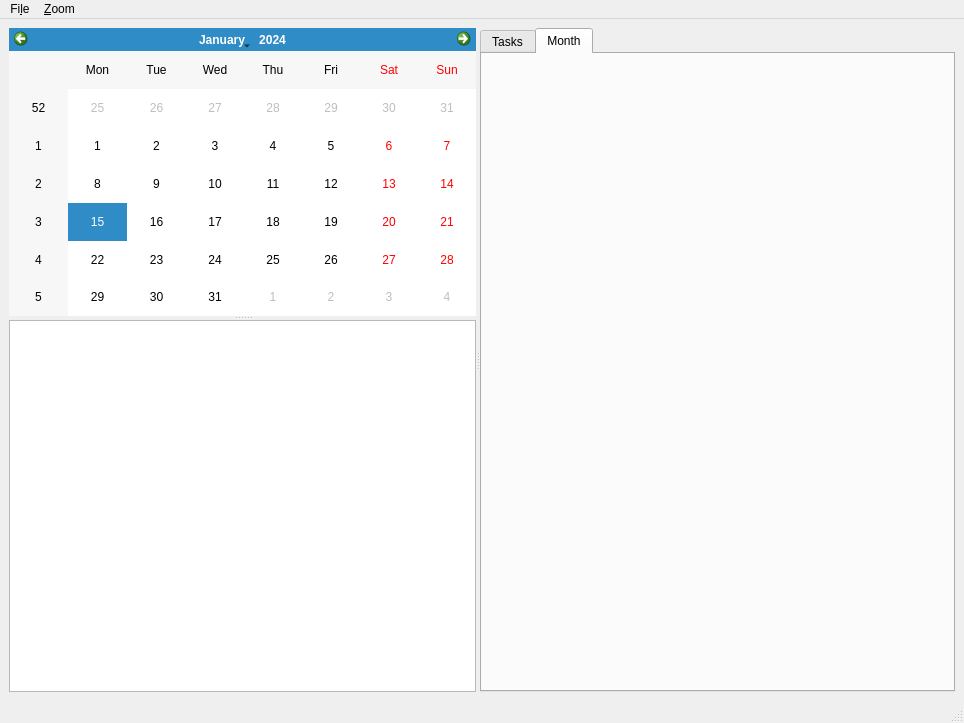
This is src/todocalendar/ui/main_window.ui in anetczuk/hanlendar as Qt 5 draws it before an edit. The edited form follows.
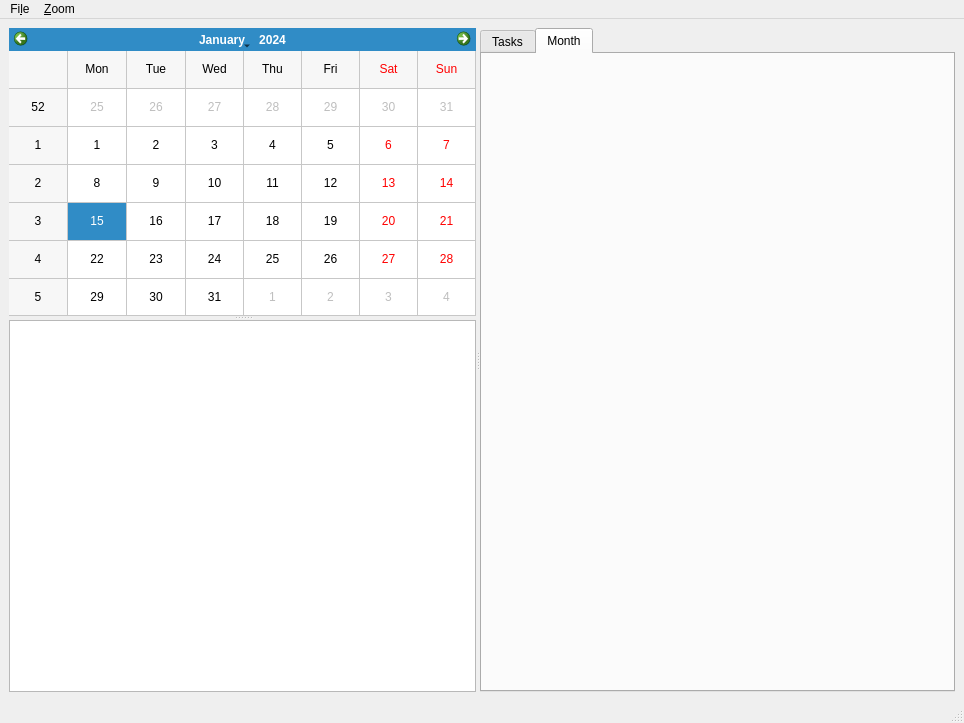
This is the edited form.

Commit message: Rename widget

```diff
--- a/src/todocalendar/ui/main_window.ui
+++ b/src/todocalendar/ui/main_window.ui
@@ -39,7 +39,11 @@
           <number>0</number>
          </property>
          <item>
-          <widget class="QCalendarWidget" name="calendarWidget_3"/>
+          <widget class="QCalendarWidget" name="navcalendar">
+           <property name="gridVisible">
+            <bool>true</bool>
+           </property>
+          </widget>
          </item>
         </layout>
        </widget>
```
Left out of the diff: 2 changed lines with no effect on the pictures.
